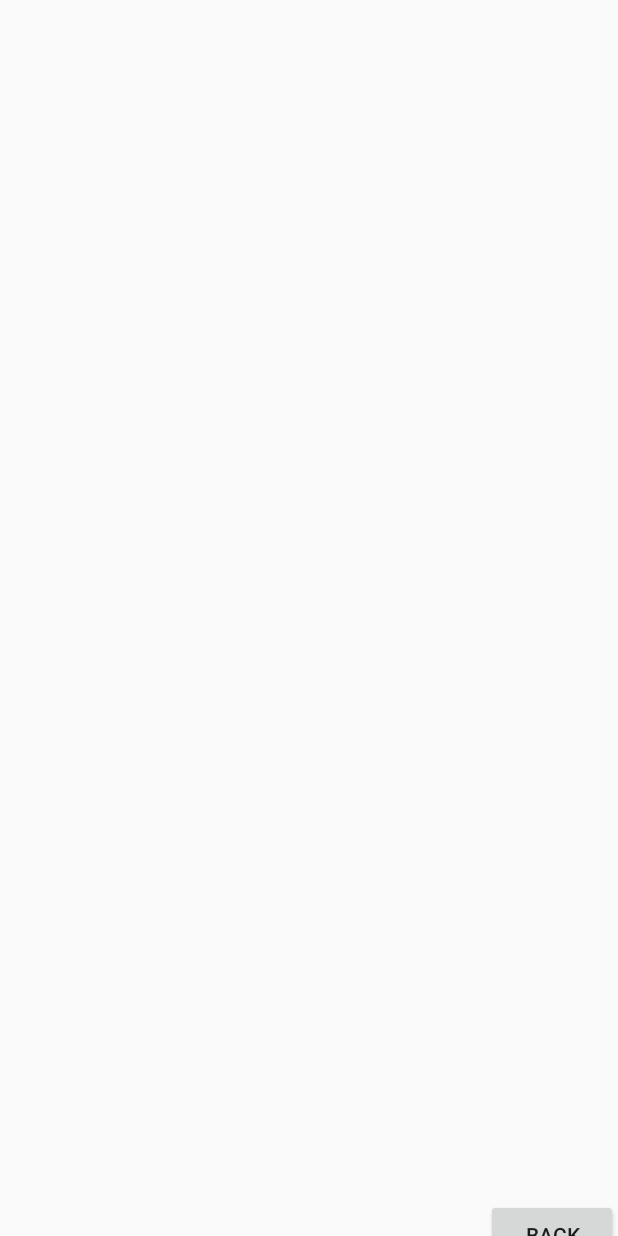
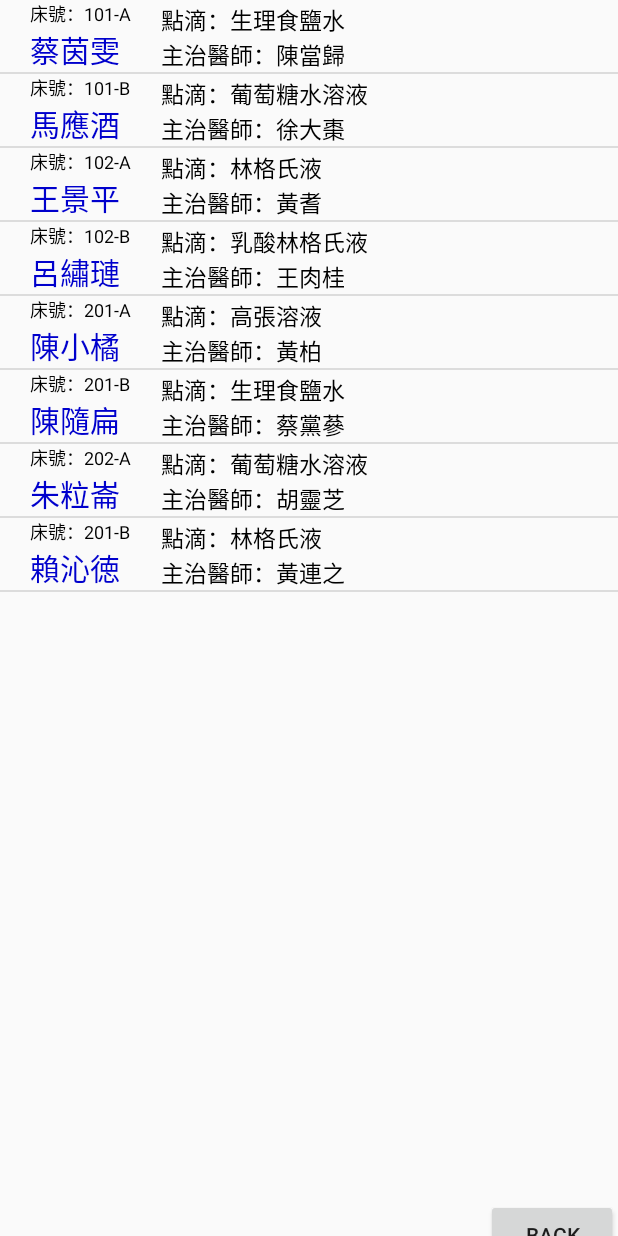
Before and after one commit to cathy910196/bit_demo_android, an Android app: the history_activity screen opened directly, with no data from a screen before it, on a phone screen of 412 x 824 dp. Run offline under Robolectric (Android 15) with nearby library versions, the phone set to English and light mode, and no system bars.

Commit message:
fix sql bug and add fix true icon

```diff
--- a/app/src/main/AndroidManifest.xml
+++ b/app/src/main/AndroidManifest.xml
@@ -4,7 +4,7 @@
     <uses-permission android:name="android.permission.BLUETOOTH"/>
     <application
         android:allowBackup="true"
-        android:icon="@mipmap/ic_launcher"
+        android:icon="@drawable/icon"
         android:label="@string/app_name"
         android:roundIcon="@mipmap/ic_launcher_round"
         android:supportsRtl="true"
--- a/app/src/main/java/com/kouxuan/bit_demo_android/main/history_activity.java
+++ b/app/src/main/java/com/kouxuan/bit_demo_android/main/history_activity.java
@@ -20,22 +20,23 @@ import com.kouxuan.bit_demo_android.R;
 /**
  * Created by KouxuanNB on 2016/8/29.
  */
-public class history_activity  extends Activity {
+public class history_activity extends Activity {
 
     ListView hd;
     private Button bb;
     Context context;
     //資料庫
-    SQLiteDatabase db ;
+    SQLiteDatabase db;
     MyDBHelper DH;
     Cursor cursor;
+
     @Override
     protected void onCreate(Bundle savedInstanceState) {
         super.onCreate(savedInstanceState);
         setContentView(R.layout.history_layout);
-        bb=(Button)findViewById(R.id.back_button);
-        hd=(ListView)findViewById(R.id.history_data);
-        context=this;
+        bb = (Button) findViewById(R.id.back_button);
+        hd = (ListView) findViewById(R.id.history_data);
+        context = this;
         bb.setOnClickListener(listener1);
         hd.setOnItemClickListener(listview01Listener);
 
@@ -43,45 +44,45 @@ public class history_activity  extends Activity {
         db = DH.getWritableDatabase();*/
         openDB();
 
-        add("床號：101-A","蔡茵雯","點滴：生理食鹽水","主治醫師：陳當歸");
-        add("床號：101-B","馬應酒","點滴：葡萄糖水溶液","主治醫師：徐大棗");
-        add("床號：102-A","王景平","點滴：林格氏液","主治醫師：黃耆");
-        add("床號：102-B","呂繡璉","點滴：乳酸林格氏液","主治醫師：王肉桂");
-        add("床號：201-A","陳小橘","點滴：高張溶液","主治醫師：黃柏");
-        add("床號：201-B","陳隨扁","點滴：生理食鹽水","主治醫師：蔡黨蔘");
-        add("床號：202-A","朱粒崙","點滴：葡萄糖水溶液","主治醫師：胡靈芝");
-        add("床號：201-B","賴沁徳","點滴：林格氏液","主治醫師：黃連之");
-        cursor=getAll();       // 查詢所有資料
+        add("床號：101-A", "蔡茵雯", "點滴：生理食鹽水", "主治醫師：陳當歸");
+        add("床號：101-B", "馬應酒", "點滴：葡萄糖水溶液", "主治醫師：徐大棗");
+        add("床號：102-A", "王景平", "點滴：林格氏液", "主治醫師：黃耆");
+        add("床號：102-B", "呂繡璉", "點滴：乳酸林格氏液", "主治醫師：王肉桂");
+        add("床號：201-A", "陳小橘", "點滴：高張溶液", "主治醫師：黃柏");
+        add("床號：201-B", "陳隨扁", "點滴：生理食鹽水", "主治醫師：蔡黨蔘");
+        add("床號：202-A", "朱粒崙", "點滴：葡萄糖水溶液", "主治醫師：胡靈芝");
+        add("床號：201-B", "賴沁徳", "點滴：林格氏液", "主治醫師：黃連之");
+        cursor = getAll();       // 查詢所有資料
         UpdateAdapter(cursor); // 載入資料表至 ListView 中
     }
 
 
-
     //回前頁
-    private Button.OnClickListener listener1 = new Button.OnClickListener(){
+    private Button.OnClickListener listener1 = new Button.OnClickListener() {
         @Override
         public void onClick(View arg0) {
             Intent intent1 = new Intent();
-            intent1.setClass(context,main_screen.class);
+            intent1.setClass(context, main_screen.class);
             startActivity(intent1);
             finish();
         }
     };
 
 
-    private void add(String _bed_numbers, String _patient_names, String _bit_components, String _docctor_name){
+    private void add(String _bed_numbers, String _patient_names, String _bit_components, String _docctor_name) {
         // db = DH.getWritableDatabase();
         ContentValues values = new ContentValues();
         values.put("_bed_numbers", _bed_numbers.toString());
         values.put("_patient_names", _patient_names.toString());
-        values.put("_bit_components",_bit_components.toString());
-        values.put("test",_docctor_name.toString());
+        values.put("_bit_components", _bit_components.toString());
+        values.put("_doctor_name", _docctor_name.toString());
         // values.put("_doctor_names",_doctor_names.toString());
 
 
         db.insert("table01", null, values);
     }
-    private void openDB(){
+
+    private void openDB() {
 
         DH = new MyDBHelper(this);
         db = DH.getWritableDatabase();
@@ -96,48 +97,48 @@ public class history_activity  extends Activity {
 
 
     @Override
-    protected void onDestroy(){
+    protected void onDestroy() {
         super.onDestroy();
         // db.close(); // 關閉資料庫
         DH.close();
     }
 
 
-    public void UpdateAdapter(Cursor cursor){
-        if (cursor != null && cursor.getCount() >= 0){
+    public void UpdateAdapter(Cursor cursor) {
+        if (cursor != null && cursor.getCount() >= 0) {
             SimpleCursorAdapter adapter = new SimpleCursorAdapter(this,
                     R.layout.data_layout_2, // 包含兩個資料項
                     cursor, // 資料庫的 Cursors 物件
-                    new String[] {"_bed_numbers","_patient_names","_bit_components","test"}, // pname、price 欄位
-                    new int[] {R.id.textView1,R.id.textView2,R.id.textView3,R.id.textView4}, // 與 pname、price對應的元件
+                    new String[]{"_bed_numbers", "_patient_names", "_bit_components", "_doctor_name"}, // pname、price 欄位
+                    new int[]{R.id.textView1, R.id.textView2, R.id.textView3, R.id.textView4}, // 與 pname、price對應的元件
                     0); // adapter 行為最佳化
             hd.setAdapter(adapter); // 將adapter增加到listview01中
         }
     }
 
-    private ListView.OnItemClickListener listview01Listener=
-            new ListView.OnItemClickListener(){
+    private ListView.OnItemClickListener listview01Listener =
+            new ListView.OnItemClickListener() {
                 public void onItemClick(AdapterView<?> parent, View view,
                                         int position, long id) {
                     cursor.moveToPosition(position);
-                    Cursor c=get(id);
-                    String s= "id=" + id + "\r\n" + c.getString(1)+"\r\n"+"姓名：" + c.getString(2)+"\r\n" + c.getString(3)+ "\r\n";
-                    Toast.makeText(getApplicationContext(),s, Toast.LENGTH_SHORT).show();
+                    Cursor c = get(id);
+                    String s = "id=" + id + "\r\n" + c.getString(1) + "\r\n" + "姓名：" + c.getString(2) + "\r\n" + c.getString(3) + "\r\n";
+                    Toast.makeText(getApplicationContext(), s, Toast.LENGTH_SHORT).show();
                 }
             };
 
 
-    public Cursor getAll(){ // 查詢所有資料
-        Cursor cursor= db.rawQuery("SELECT * FROM table01",null);
+    public Cursor getAll() { // 查詢所有資料
+        Cursor cursor = db.rawQuery("SELECT * FROM table01", null);
         return cursor; // 傳回_id、pname、price欄位
     }
 
     public Cursor get(long rowId) throws SQLException { // 查詢指定 ID 的資料
-        Cursor cursor= db.rawQuery("SELECT * FROM table01 WHERE _id="+rowId,null);
-        if (cursor.getCount()>0)
+        Cursor cursor = db.rawQuery("SELECT * FROM table01 WHERE _id=" + rowId, null);
+        if (cursor.getCount() > 0)
             cursor.moveToFirst();
         else
-            Toast.makeText(getApplicationContext(),"查無此筆資料!", Toast.LENGTH_SHORT).show();
+            Toast.makeText(getApplicationContext(), "查無此筆資料!", Toast.LENGTH_SHORT).show();
         return cursor; // 傳回_id、pname、price欄位
     }
 }
--- a/app/src/main/res/layout/activity_main.xml
+++ b/app/src/main/res/layout/activity_main.xml
@@ -25,7 +25,7 @@
                   android:paddingRight="@dimen/horizontal_page_margin"
                   android:paddingTop="@dimen/vertical_page_margin"
                   android:paddingBottom="@dimen/vertical_page_margin"
-                  android:text="@strings/intro_message" />
+                  android:text="@string/intro_message" />
         </ScrollView>
 
         <fragment
```
Also changed, not shown: app/src/main/res/layout/alarm_layout.xml (+23 -22 lines), app/src/main/res/drawable/ic_action_device_access_bluetooth_searching.png, app/src/main/res/drawable/ic_launcher.png. Lines whose indentation alone changed are shown as unchanged.
